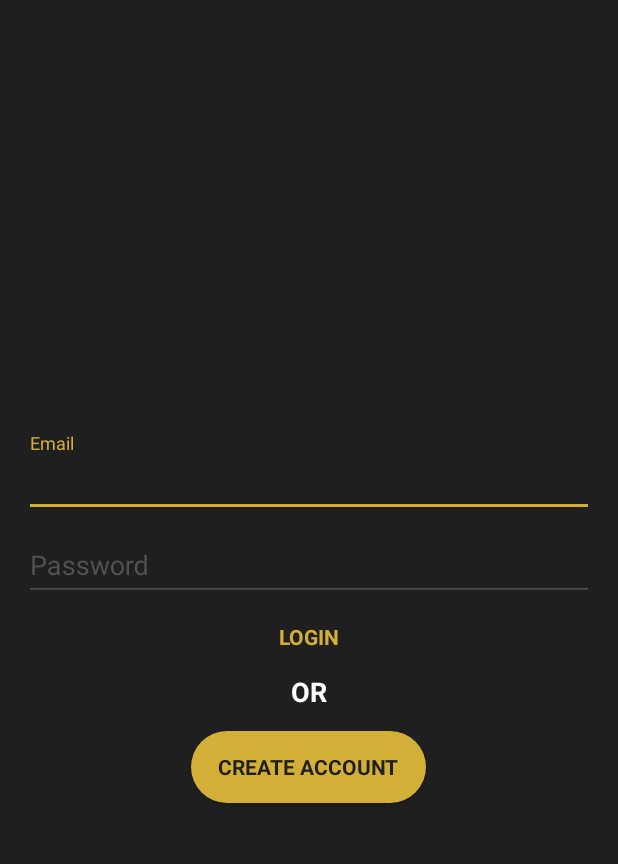
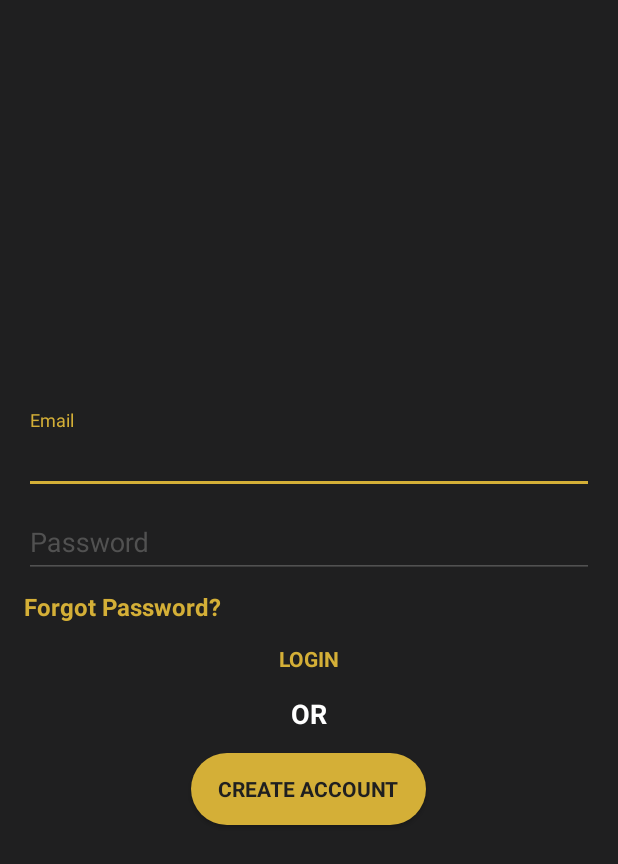
Before and after one commit to DimXlp/ManagerDatabaseApp, an Android app: the LoginActivity screen opened directly, with no data from a screen before it, on a phone screen of 412 x 824 dp. Shown: the top 864 px of the screen. Run offline under Robolectric (Android 15) with nearby library versions, the phone set to English and light mode, and no system bars; our stand-ins replace AdMob, Firebase (no records; nobody signed in at launch, a user with empty details on screens opened directly); plain views replace NativeAdView; Roboto replaces fonts that are not available here; 4 statements that could not run were skipped.

Commit message:
added forgot password functionality

```diff
--- a/app/src/main/res/layout/activity_login.xml
+++ b/app/src/main/res/layout/activity_login.xml
@@ -110,6 +110,22 @@
                 android:maxLines="1"
                 android:backgroundTint="@color/colorPrimaryDark"/>
 
+            <TextView
+                android:id="@+id/forgot_password_text"
+                android:layout_width="wrap_content"
+                android:layout_height="wrap_content"
+                android:text="Forgot Password?"
+                android:textSize="16sp"
+                android:textColor="@color/colorAccent"
+                android:paddingTop="8dp"
+                android:textStyle="bold"
+                android:clickable="true"
+                android:focusable="true"
+                app:layout_constraintTop_toBottomOf="@id/password_til_login"
+                app:layout_constraintStart_toStartOf="parent"
+                app:layout_constraintEnd_toEndOf="parent" />
+
+
         </com.google.android.material.textfield.TextInputLayout>
 
         <Button
```
Also changed, not shown: app/src/main/java/com/dimxlp/managerdb/LoginActivity.java (+17 -0 lines).
